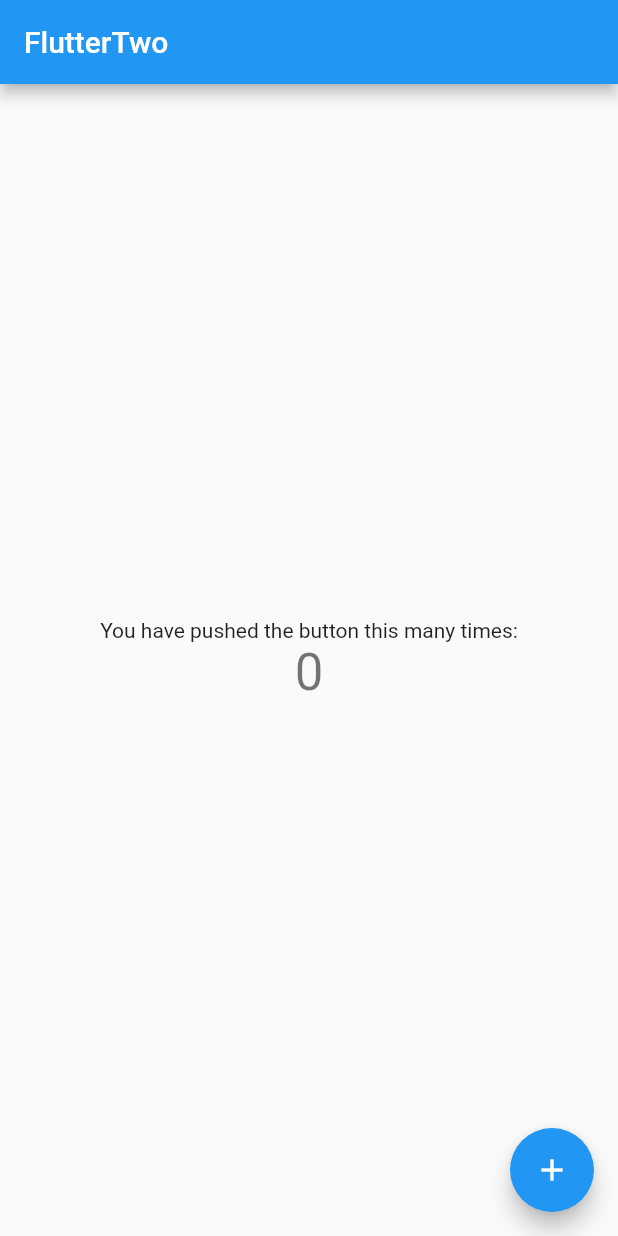
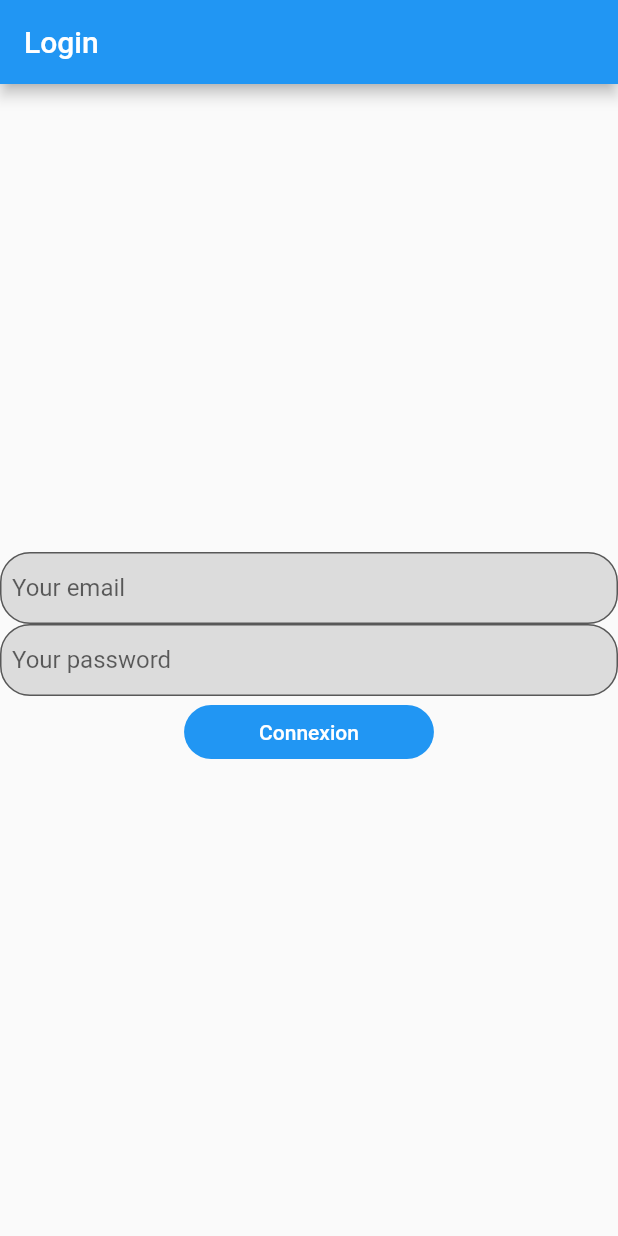
Before and after one commit to paul-dec/FlutterTwo, a Flutter app: the screen it shows after launch, on a phone screen of 412 x 824 dp. Run offline on Flutter 3.47's test engine with Material 2 defaults, Android fonts, the phone set to English and light mode, and no system bars.

Commit message:
add login page + home page with NFT cards

```diff
--- a/lib/main.dart
+++ b/lib/main.dart
@@ -1,4 +1,5 @@
 import 'package:flutter/material.dart';
+import 'package:fluttertwo/pages/login.dart';
 
 void main() {
   runApp(const MyApp());
@@ -14,54 +15,7 @@ class MyApp extends StatelessWidget {
       theme: ThemeData(
         primarySwatch: Colors.blue,
       ),
-      home: const MyHomePage(title: 'FlutterTwo'),
+      home: const LoginPage(),
     );
   }
 }
-
-class MyHomePage extends StatefulWidget {
-  const MyHomePage({Key? key, required this.title}) : super(key: key);
-
-  final String title;
-
-  @override
-  State<MyHomePage> createState() => _MyHomePageState();
-}
-
-class _MyHomePageState extends State<MyHomePage> {
-  int _counter = 0;
-
-  void _incrementCounter() {
-    setState(() {
-      _counter++;
-    });
-  }
-
-  @override
-  Widget build(BuildContext context) {
-    return Scaffold(
-      appBar: AppBar(
-        title: Text(widget.title),
-      ),
-      body: Center(
-        child: Column(
-          mainAxisAlignment: MainAxisAlignment.center,
-          children: <Widget>[
-            const Text(
-              'You have pushed the button this many times:',
-            ),
-            Text(
-              '$_counter',
-              style: Theme.of(context).textTheme.headline4,
-            ),
-          ],
-        ),
-      ),
-      floatingActionButton: FloatingActionButton(
-        onPressed: _incrementCounter,
-        tooltip: 'Increment',
-        child: const Icon(Icons.add),
-      ),
-    );
-  }
-}
--- /dev/null
+++ b/lib/pages/login.dart
@@ -0,0 +1,81 @@
+import 'package:flutter/cupertino.dart';
+import 'package:flutter/material.dart';
+
+import 'home.dart';
+
+class LoginPage extends StatefulWidget {
+  const LoginPage({Key? key}) : super(key: key);
+
+  @override
+  State<LoginPage> createState() => _LoginPageState();
+}
+
+class _LoginPageState extends State<LoginPage> {
+  final emailController = TextEditingController();
+  final passwordController = TextEditingController();
+
+  @override
+  Widget build(BuildContext context) {
+    return Scaffold(
+      appBar: AppBar(
+        title: Text("Login"),
+      ),
+      body: Center(
+        child: Column(
+          mainAxisAlignment: MainAxisAlignment.center,
+          children: <Widget>[
+            TextField(
+              autocorrect: false,
+              enableSuggestions: false,
+              keyboardType: TextInputType.emailAddress,
+              controller: emailController,
+              decoration: const InputDecoration(
+                contentPadding: EdgeInsets.all(8),
+                border: OutlineInputBorder(
+                  borderRadius: BorderRadius.all(
+                    Radius.circular(20),
+                  ),
+                ),
+                filled: true,
+                fillColor: Color(0xFFDCDCDC),
+                hintText: 'Your email',
+              ),
+            ),
+            TextField(
+              autocorrect: false,
+              enableSuggestions: false,
+              keyboardType: TextInputType.visiblePassword,
+              controller: passwordController,
+              decoration: const InputDecoration(
+                  contentPadding: EdgeInsets.all(8),
+                  border: OutlineInputBorder(
+                    borderRadius: BorderRadius.all(
+                      Radius.circular(20),
+                    ),
+                  ),
+                  filled: true,
+                  fillColor: Color(0xFFDCDCDC),
+                  hintText: 'Your password'
+              ),
+            ),
+            TextButton(
+              style: ButtonStyle(
+                  padding: MaterialStateProperty.all<EdgeInsets>(const EdgeInsets.fromLTRB(50, 10, 50, 10)),
+                  backgroundColor: MaterialStateProperty.all<Color>(Colors.blue),
+                  shape: MaterialStateProperty.all<RoundedRectangleBorder>(
+                      RoundedRectangleBorder(
+                          borderRadius: BorderRadius.circular(20),
+                      )
+                  )
+              ),
+              onPressed: () async {
+                Navigator.pushReplacement(context, MaterialPageRoute(builder: (context) => const HomePage()));
+              },
+              child: const Text("Connexion", style: TextStyle(color: Colors.white),),
+            ),
+          ],
+        ),
+      ),
+    );
+  }
+}
```
Also changed, not shown: lib/pages/home.dart (added, +27 -0 lines), lib/widgets/cards.dart (added, +26 -0 lines), pubspec.yaml (+10 -3 lines), assets/nft1.png (added), assets/nft2.png (added), assets/nft3.png (added), assets/nft4.png (added), assets/nft5.png (added), assets/nft6.png (added), assets/nft7.png (added), assets/nft8.png (added), assets/nft9.png (added).
